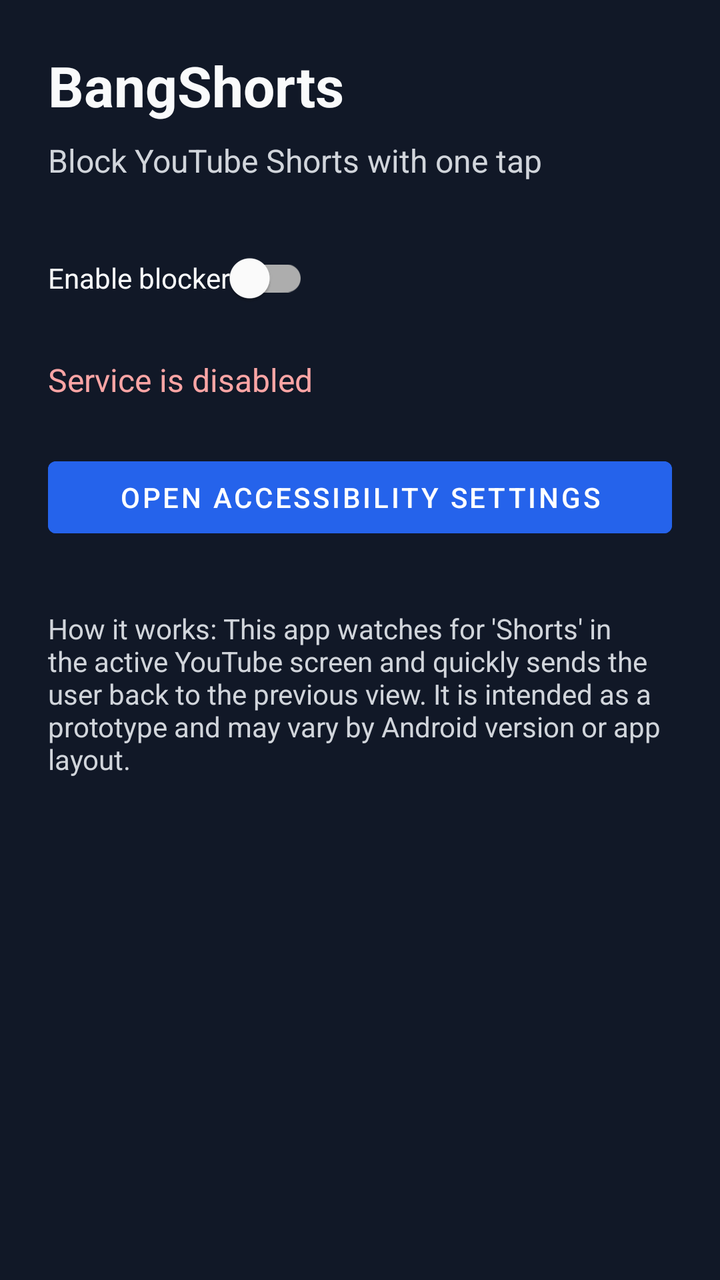
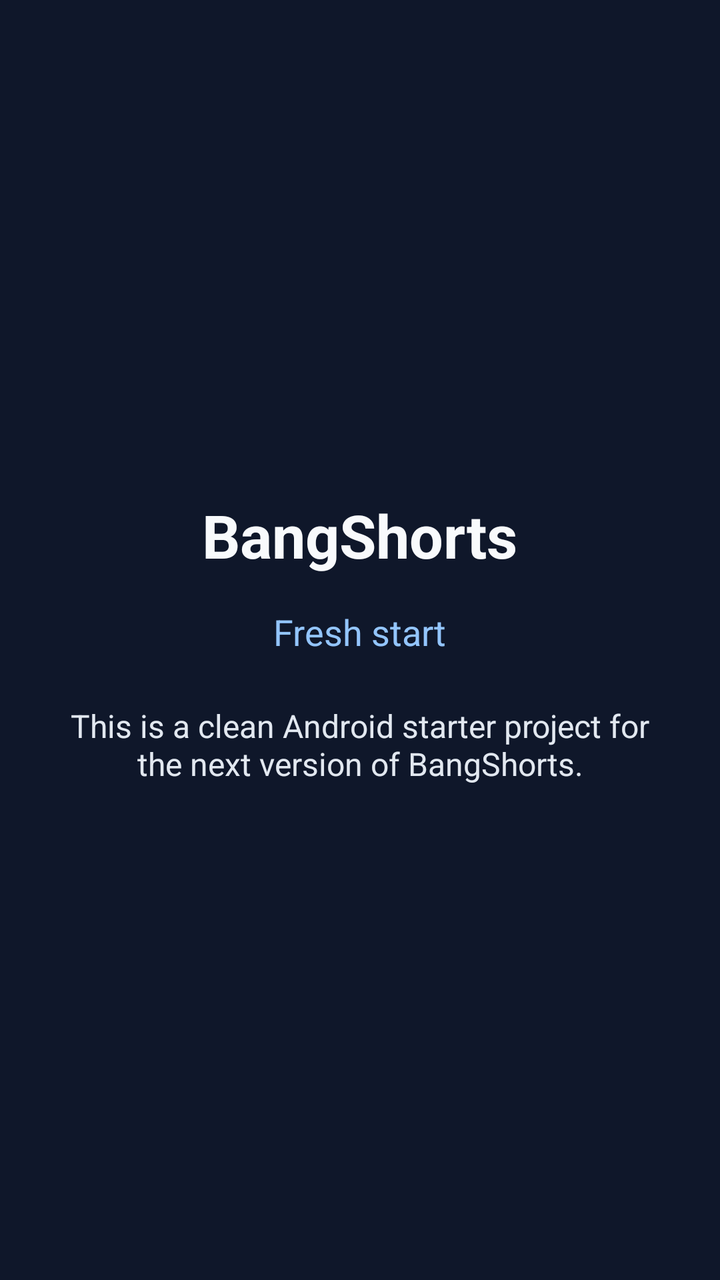

An Android layout rendered at two revisions. The XML below is the earlier revision; the diff shows what the commit changed to produce the second picture.
<!-- AndroidManifest.xml: application theme Theme.BangShorts -->
<!-- res/layout/activity_main.xml -->
<?xml version="1.0" encoding="utf-8"?>
<LinearLayout xmlns:android="http://schemas.android.com/apk/res/android"
    xmlns:app="http://schemas.android.com/apk/res-auto"
    android:layout_width="match_parent"
    android:layout_height="match_parent"
    android:background="#111827"
    android:orientation="vertical"
    android:padding="24dp">

    <TextView
        android:id="@+id/titleText"
        android:layout_width="wrap_content"
        android:layout_height="wrap_content"
        android:text="BangShorts"
        android:textColor="#F9FAFB"
        android:textSize="28sp"
        android:textStyle="bold" />

    <TextView
        android:id="@+id/subTitleText"
        android:layout_width="wrap_content"
        android:layout_height="wrap_content"
        android:layout_marginTop="8dp"
        android:text="Block YouTube Shorts with one tap"
        android:textColor="#D1D5DB"
        android:textSize="16sp" />

    <com.google.android.material.switchmaterial.SwitchMaterial
        android:id="@+id/statusSwitch"
        android:layout_width="wrap_content"
        android:layout_height="wrap_content"
        android:layout_marginTop="24dp"
        android:text="Enable blocker"
        android:textColor="#F9FAFB" />

    <TextView
        android:id="@+id/statusText"
        android:layout_width="wrap_content"
        android:layout_height="wrap_content"
        android:layout_marginTop="16dp"
        android:text="Service is disabled"
        android:textColor="#FCA5A5"
        android:textSize="16sp" />

    <Button
        android:id="@+id/enableServiceButton"
        android:layout_width="match_parent"
        android:layout_height="wrap_content"
        android:layout_marginTop="24dp"
        android:backgroundTint="#2563EB"
        android:text="Open accessibility settings" />

    <TextView
        android:layout_width="match_parent"
        android:layout_height="wrap_content"
        android:layout_marginTop="32dp"
        android:text="How it works: This app watches for 'Shorts' in the active YouTube screen and quickly sends the user back to the previous view. It is intended as a prototype and may vary by Android version or app layout."
        android:textColor="#D1D5DB"
        android:textSize="14sp" />
</LinearLayout>
<!-- resources referenced by this layout -->
<resources>
  <style name="Theme.BangShorts" parent="Theme.MaterialComponents.DayNight.NoActionBar">
          <item name="colorPrimary">#2563EB</item>
          <item name="colorPrimaryVariant">#1D4ED8</item>
          <item name="colorSecondary">#10B981</item>
          <item name="android:statusBarColor">#111827</item>
          <item name="android:navigationBarColor">#111827</item>
      </style>
</resources>

<!-- the commit's change to res/layout/activity_main.xml (unified diff, before → after) -->
@@ -1,60 +1,35 @@
 <?xml version="1.0" encoding="utf-8"?>
 <LinearLayout xmlns:android="http://schemas.android.com/apk/res/android"
-    xmlns:app="http://schemas.android.com/apk/res-auto"
     android:layout_width="match_parent"
     android:layout_height="match_parent"
-    android:background="#111827"
+    android:background="#0F172A"
+    android:gravity="center"
     android:orientation="vertical"
     android:padding="24dp">
 
     <TextView
-        android:id="@+id/titleText"
         android:layout_width="wrap_content"
         android:layout_height="wrap_content"
-        android:text="BangShorts"
-        android:textColor="#F9FAFB"
-        android:textSize="28sp"
+        android:text="@string/app_name"
+        android:textColor="#F8FAFC"
+        android:textSize="30sp"
         android:textStyle="bold" />
 
     <TextView
-        android:id="@+id/subTitleText"
-        android:layout_width="wrap_content"
-        android:layout_height="wrap_content"
-        android:layout_marginTop="8dp"
-        android:text="Block YouTube Shorts with one tap"
-        android:textColor="#D1D5DB"
-        android:textSize="16sp" />
-
-    <com.google.android.material.switchmaterial.SwitchMaterial
-        android:id="@+id/statusSwitch"
-        android:layout_width="wrap_content"
-        android:layout_height="wrap_content"
-        android:layout_marginTop="24dp"
-        android:text="Enable blocker"
-        android:textColor="#F9FAFB" />
-
-    <TextView
-        android:id="@+id/statusText"
         android:layout_width="wrap_content"
         android:layout_height="wrap_content"
         android:layout_marginTop="16dp"
-        android:text="Service is disabled"
-        android:textColor="#FCA5A5"
-        android:textSize="16sp" />
-
-    <Button
-        android:id="@+id/enableServiceButton"
-        android:layout_width="match_parent"
-        android:layout_height="wrap_content"
-        android:layout_marginTop="24dp"
-        android:backgroundTint="#2563EB"
-        android:text="Open accessibility settings" />
+        android:text="Fresh start"
+        android:textColor="#93C5FD"
+        android:textSize="18sp" />
 
     <TextView
         android:layout_width="match_parent"
         android:layout_height="wrap_content"
-        android:layout_marginTop="32dp"
-        android:text="How it works: This app watches for 'Shorts' in the active YouTube screen and quickly sends the user back to the previous view. It is intended as a prototype and may vary by Android version or app layout."
-        android:textColor="#D1D5DB"
-        android:textSize="14sp" />
+        android:layout_marginTop="24dp"
+        android:gravity="center"
+        android:text="This is a clean Android starter project for the next version of BangShorts."
+        android:textColor="#E2E8F0"
+        android:textSize="16sp" />
+
 </LinearLayout>
<!-- resource entries referenced after the edit -->
@@ -1,11 +1,12 @@
 <!-- resources referenced by this layout -->
 <resources>
-  <style name="Theme.BangShorts" parent="Theme.MaterialComponents.DayNight.NoActionBar">
+  <string name="app_name">BangShorts</string>
+  <style name="Theme.BangShorts" parent="Theme.Material3.DayNight.NoActionBar">
           <item name="colorPrimary">#2563EB</item>
           <item name="colorPrimaryVariant">#1D4ED8</item>
           <item name="colorSecondary">#10B981</item>
-          <item name="android:statusBarColor">#111827</item>
-          <item name="android:navigationBarColor">#111827</item>
+          <item name="android:statusBarColor">#0F172A</item>
+          <item name="android:navigationBarColor">#0F172A</item>
       </style>
 </resources>
 
